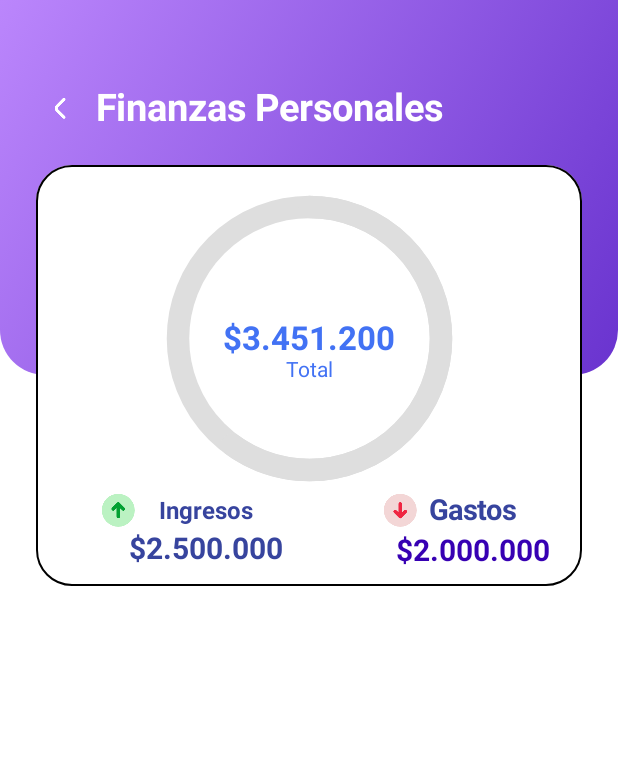
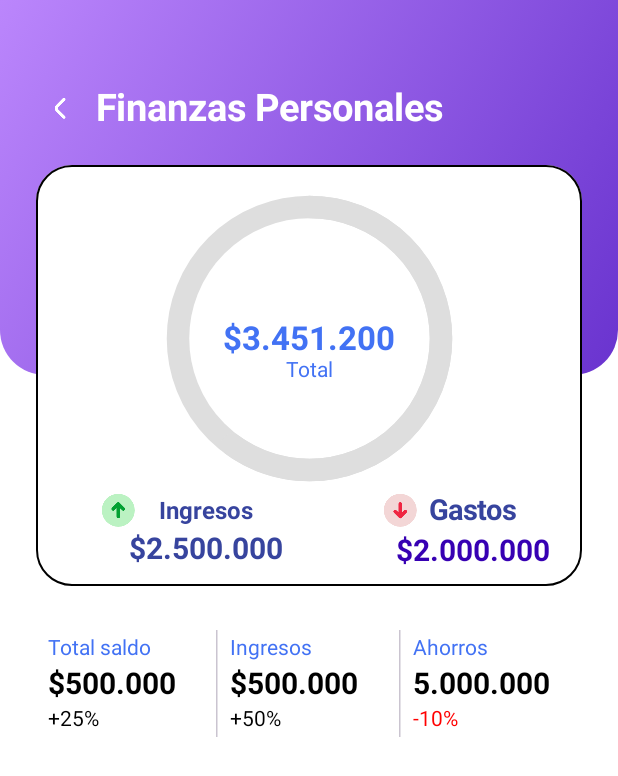
Before and after one commit to ezenten0/Finanzas_App, an Android app built with Jetpack Compose: the @Preview function ReportScreenPreview, on a phone screen of 412 x 824 dp. Shown: the top 776 px of the screen. Run offline under Robolectric (Android 15) with nearby library versions, the light colour scheme and no system bars; our stand-ins replace constraintlayout-compose.

Commit message:
Se agrega las SummaryColumns
Se agrega un nuevo componenete a la report Screen, la Summary column integra informacion sobre detalles bancarios.

```diff
--- /dev/null
+++ b/app/src/main/java/com/example/app_finanzas/Activities/ReportActivity/components/SummaryColumns.kt
@@ -0,0 +1,80 @@
+package com.example.app_finanzas.Activities.ReportActivity.components
+
+import androidx.compose.foundation.layout.Column
+import androidx.compose.foundation.layout.IntrinsicSize
+import androidx.compose.foundation.layout.Row
+import androidx.compose.foundation.layout.height
+import androidx.compose.foundation.layout.padding
+import androidx.compose.material3.Text
+import androidx.compose.material3.VerticalDivider
+import androidx.compose.runtime.Composable
+import androidx.compose.ui.Alignment
+import androidx.compose.ui.Modifier
+import androidx.compose.ui.graphics.Color
+import androidx.compose.ui.res.colorResource
+import androidx.compose.ui.tooling.preview.Preview
+import androidx.compose.ui.text.font.FontWeight
+import androidx.compose.ui.unit.dp
+import androidx.compose.ui.unit.sp
+import com.example.app_finanzas.R
+
+@Composable
+fun SummaryColums(modifier: Modifier = Modifier){
+    Row(modifier = modifier.height(IntrinsicSize.Min),verticalAlignment = Alignment.CenterVertically
+    ) {
+        SummaryColumn(
+            title = "Total saldo",
+            value = "$500.000",
+            percent = "+25%",
+            percentColor = Color.Black,
+            modifier = Modifier.weight(1f)
+        )
+        VerticalDivider()
+
+        SummaryColumn(
+            title = "Ingresos",
+            value = "$500.000",
+            percent = "+50%",
+            percentColor = Color.Black,
+            modifier = Modifier.weight(1f)
+        )
+        VerticalDivider()
+        SummaryColumn(
+            title = "Ahorros",
+            value = "5.000.000",
+            percent = "-10%",
+            percentColor = Color.Red,
+            modifier = Modifier.weight(1f)
+        )
+
+
+    }
+}
+
+@Preview
+@Composable
+fun SummaryColumsPreview() {
+    SummaryColums()
+}
+
+@Composable
+fun SummaryColumn(
+    title: String,
+    value: String,
+    percent: String,
+    percentColor: Color,
+    modifier: Modifier = Modifier
+){
+    Column(modifier = modifier.padding(horizontal = 8.dp, vertical = 4.dp)) {
+        Text(title,color= colorResource(R.color.blue))
+        Text(
+            value,color = Color.Black,
+            fontWeight =  FontWeight.Bold,
+            fontSize = 20.sp,
+            modifier = Modifier.padding(vertical = 4.dp)
+        )
+        Text(
+            percent,
+            color = percentColor)
+    }
+}
--- a/app/src/main/java/com/example/app_finanzas/Activities/ReportActivity/screens/ReportScreen.kt
+++ b/app/src/main/java/com/example/app_finanzas/Activities/ReportActivity/screens/ReportScreen.kt
@@ -8,15 +8,20 @@ import androidx.compose.foundation.layout.padding
 import androidx.compose.foundation.layout.wrapContentHeight
 import androidx.compose.foundation.layout.wrapContentSize
 import androidx.compose.foundation.lazy.LazyColumn
+import androidx.compose.foundation.shape.RoundedCornerShape
+import androidx.compose.material3.AlertDialogDefaults.shape
 import androidx.compose.runtime.Composable
 import androidx.compose.ui.Modifier
 import androidx.compose.ui.graphics.Color
+import androidx.compose.ui.res.colorResource
 import androidx.constraintlayout.compose.ConstraintLayout
 import androidx.compose.ui.tooling.preview.Preview
 import androidx.compose.ui.unit.dp
 import com.example.app_finanzas.Activities.ReportActivity.components.CenterStatsCard
 import com.example.app_finanzas.Activities.ReportActivity.components.GradientHeader
+import com.example.app_finanzas.Activities.ReportActivity.components.SummaryColums
 import com.example.app_finanzas.Domain.BudgetDomain
+import com.example.app_finanzas.R
 
 
 @Composable
@@ -83,6 +88,15 @@ fun ReportContent(
 
             }
         }
+
+        item {
+            SummaryColums(
+            modifier = Modifier
+                .fillMaxWidth()
+                .padding(horizontal = 24.dp),
+            )
+
+        }
     }
 
 }
```
